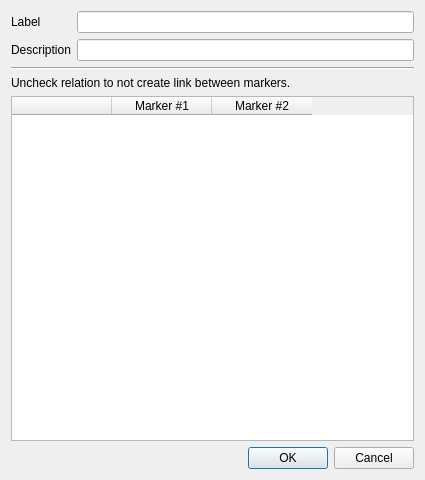
Qt form Tools/Mokka/NewSegmentDialog.ui (Biomechanical-ToolKit/BTKCore) before a commit.
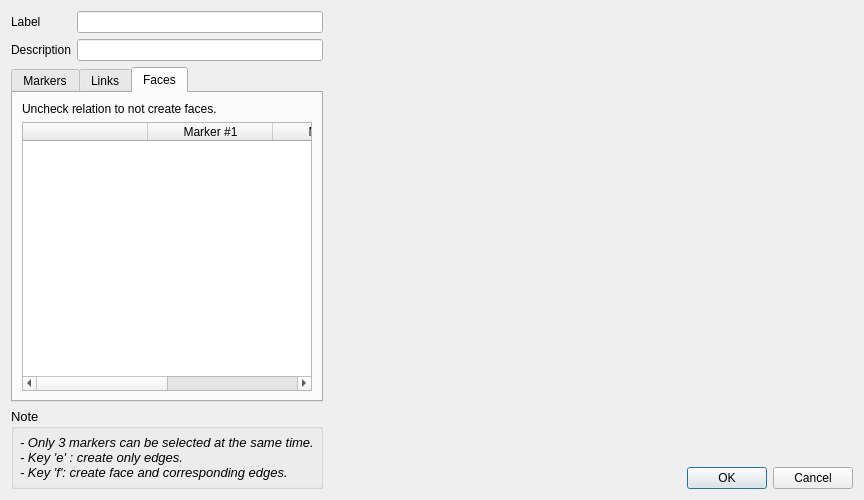
The same form after that commit. The open tabs and pages were chosen to show the change. Icons and pictures are not drawn. Custom widgets are drawn as their Qt base class.

Commit message: [UPD] Mokka: Method to create/edit a segment totally revamped. The user interface includes a 3D view to create easily links and faces between markers.

Diff of the .ui file:
```diff
--- a/Tools/Mokka/NewSegmentDialog.ui
+++ b/Tools/Mokka/NewSegmentDialog.ui
@@ -6,19 +6,20 @@
    <rect>
     <x>0</x>
     <y>0</y>
-    <width>425</width>
-    <height>480</height>
+    <width>864</width>
+    <height>500</height>
    </rect>
   </property>
+  <property name="sizePolicy">
+   <sizepolicy hsizetype="Fixed" vsizetype="Preferred">
+    <horstretch>0</horstretch>
+    <verstretch>0</verstretch>
+   </sizepolicy>
+  </property>
   <property name="windowTitle">
    <string>New Segment</string>
   </property>
-  <layout class="QVBoxLayout" name="verticalLayout">
-   <item>
-    <layout class="QFormLayout" name="formLayout">
-     <property name="fieldGrowthPolicy">
-      <enum>QFormLayout::ExpandingFieldsGrow</enum>
-     </property>
+  <layout class="QGridLayout" name="gridLayout" columnstretch="0,0,11">
      <item row="0" column="0">
       <widget class="QLabel" name="segmentLabelLabel">
        <property name="text">
@@ -39,17 +40,74 @@
      <item row="1" column="1">
       <widget class="QLineEdit" name="segmentDescriptionEdit"/>
      </item>
-    </layout>
-   </item>
-   <item>
-    <widget class="Line" name="line">
-     <property name="orientation">
-      <enum>Qt::Horizontal</enum>
-     </property>
-    </widget>
-   </item>
+   <item row="2" column="0" colspan="2">
+    <widget class="QTabWidget" name="tabWidget">
+     <property name="currentIndex">
+      <number>1</number>
+     </property>
+     <widget class="QWidget" name="markerTab">
+      <attribute name="title">
+       <string>Markers</string>
+      </attribute>
+      <layout class="QVBoxLayout" name="verticalLayout">
+       <item>
+        <widget class="QLabel" name="markerInfoLabel">
+         <property name="text">
+          <string>Check marker to include it in the segment's definition.</string>
+         </property>
+        </widget>
+       </item>
+       <item>
+        <widget class="QTableWidget" name="markersTable">
+         <property name="editTriggers">
+          <set>QAbstractItemView::NoEditTriggers</set>
+         </property>
+         <property name="alternatingRowColors">
+          <bool>true</bool>
+         </property>
+         <property name="selectionMode">
+          <enum>QAbstractItemView::ExtendedSelection</enum>
+         </property>
+         <property name="selectionBehavior">
+          <enum>QAbstractItemView::SelectRows</enum>
+         </property>
+         <property name="showGrid">
+          <bool>false</bool>
+         </property>
+         <attribute name="horizontalHeaderHighlightSections">
+          <bool>false</bool>
+         </attribute>
+         <attribute name="horizontalHeaderStretchLastSection">
+          <bool>true</bool>
+         </attribute>
+         <attribute name="verticalHeaderVisible">
+          <bool>false</bool>
+         </attribute>
+         <column>
+          <property name="text">
+           <string/>
+          </property>
+          <property name="icon">
+           <iconset resource="images.qrc">
+            <normaloff>:/Resources/Images/eye.png</normaloff>:/Resources/Images/eye.png</iconset>
+          </property>
+         </column>
+         <column>
+          <property name="text">
+           <string>Label</string>
+          </property>
+         </column>
+        </widget>
+       </item>
+      </layout>
+     </widget>
+     <widget class="QWidget" name="linkTab">
+      <attribute name="title">
+       <string>Links</string>
+      </attribute>
+      <layout class="QVBoxLayout" name="verticalLayout_2">
    <item>
-    <widget class="QLabel" name="infoLabel">
+        <widget class="QLabel" name="linkInfoLabel">
      <property name="text">
       <string>Uncheck relation to not create link between markers.</string>
      </property>
@@ -99,7 +157,111 @@
      </column>
     </widget>
    </item>
+      </layout>
+     </widget>
+     <widget class="QWidget" name="faceTab">
+      <attribute name="title">
+       <string>Faces</string>
+      </attribute>
+      <layout class="QVBoxLayout" name="verticalLayout_3">
    <item>
+        <widget class="QLabel" name="faceInfoLabel">
+         <property name="text">
+          <string>Uncheck relation to not create faces.</string>
+         </property>
+        </widget>
+       </item>
+       <item>
+        <widget class="QTableWidget" name="facesTable">
+         <property name="editTriggers">
+          <set>QAbstractItemView::NoEditTriggers</set>
+         </property>
+         <property name="alternatingRowColors">
+          <bool>true</bool>
+         </property>
+         <property name="selectionMode">
+          <enum>QAbstractItemView::SingleSelection</enum>
+         </property>
+         <property name="selectionBehavior">
+          <enum>QAbstractItemView::SelectRows</enum>
+         </property>
+         <property name="showGrid">
+          <bool>false</bool>
+         </property>
+         <attribute name="horizontalHeaderHighlightSections">
+          <bool>false</bool>
+         </attribute>
+         <attribute name="horizontalHeaderMinimumSectionSize">
+          <number>125</number>
+         </attribute>
+         <attribute name="verticalHeaderVisible">
+          <bool>false</bool>
+         </attribute>
+         <column>
+          <property name="text">
+           <string/>
+          </property>
+          <property name="icon">
+           <iconset resource="images.qrc">
+            <normaloff>:/Resources/Images/eye.png</normaloff>:/Resources/Images/eye.png</iconset>
+          </property>
+         </column>
+         <column>
+          <property name="text">
+           <string>Marker #1</string>
+          </property>
+         </column>
+         <column>
+          <property name="text">
+           <string>Marker #2</string>
+          </property>
+         </column>
+         <column>
+          <property name="text">
+           <string>Marker #3</string>
+          </property>
+         </column>
+        </widget>
+       </item>
+      </layout>
+     </widget>
+    </widget>
+   </item>
+   <item row="3" column="0" rowspan="3" colspan="2">
+    <widget class="QGroupBox" name="groupBox">
+     <property name="font">
+      <font>
+       <pointsize>10</pointsize>
+      </font>
+     </property>
+     <property name="title">
+      <string>Note</string>
+     </property>
+     <layout class="QVBoxLayout" name="verticalLayout_4">
+      <property name="margin">
+       <number>6</number>
+      </property>
+      <item>
+       <widget class="QLabel" name="noteLabel">
+        <property name="font">
+         <font>
+          <italic>true</italic>
+         </font>
+        </property>
+        <property name="text">
+         <string>- Only 3 markers can be selected at the same time.
+- Key 'e' : create only edges.
+- Key 'f': create face and corresponding edges.</string>
+        </property>
+        <property name="wordWrap">
+         <bool>true</bool>
+        </property>
+       </widget>
+      </item>
+     </layout>
+    </widget>
+   </item>
+   <item row="5" column="2">
     <widget class="QDialogButtonBox" name="buttonBox">
      <property name="orientation">
       <enum>Qt::Horizontal</enum>
@@ -109,8 +271,26 @@
      </property>
     </widget>
    </item>
+   <item row="0" column="2" rowspan="5">
+    <widget class="Viz3DWidget" name="viz3D" native="true">
+     <property name="sizePolicy">
+      <sizepolicy hsizetype="Preferred" vsizetype="Preferred">
+       <horstretch>0</horstretch>
+       <verstretch>0</verstretch>
+      </sizepolicy>
+     </property>
+    </widget>
+   </item>
   </layout>
  </widget>
+ <customwidgets>
+  <customwidget>
+   <class>Viz3DWidget</class>
+   <extends>QWidget</extends>
+   <header>Viz3DWidget.h</header>
+   <container>1</container>
+  </customwidget>
+ </customwidgets>
  <resources>
   <include location="images.qrc"/>
  </resources>
```
Left out of the diff: 2 changed lines with no effect on the pictures. Lines whose indentation alone changed are shown as unchanged. The commit also changes 12 other files.
